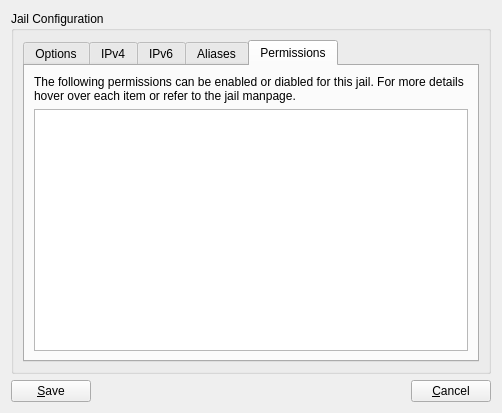
This is src-qt4/warden-gui/dialogEditIP.ui in trueos/pcbsd as Qt 5 draws it before an edit. The edited form follows.
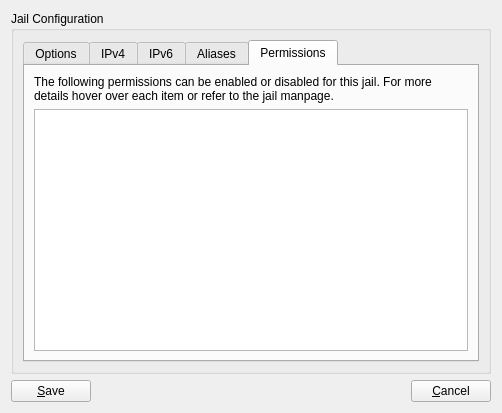
This is the edited form. The open tabs and pages were chosen to show the change. Icons and pictures are not drawn.

Diff of the .ui file:
```diff
--- a/src-qt4/warden-gui/dialogEditIP.ui
+++ b/src-qt4/warden-gui/dialogEditIP.ui
@@ -270,7 +270,7 @@
           <item row="0" column="0">
            <widget class="QLabel" name="label">
             <property name="text">
-             <string>The following permissions can be enabled or diabled for this jail. For more details hover over each item or refer to the jail manpage.</string>
+             <string>The following permissions can be enabled or disabled for this jail. For more details hover over each item or refer to the jail manpage.</string>
             </property>
             <property name="wordWrap">
              <bool>true</bool>
```
